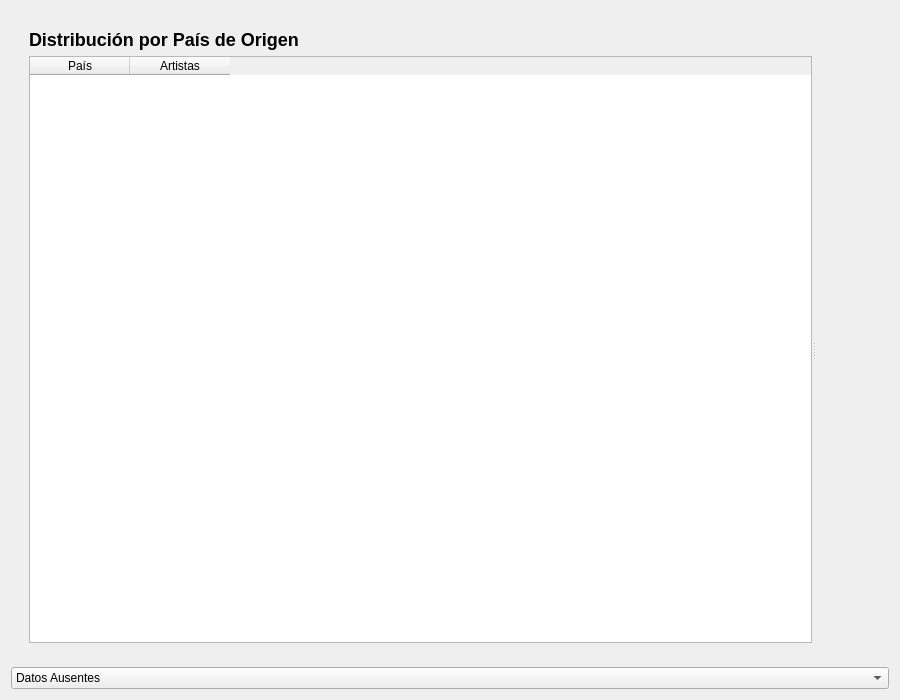
Old version of the form ui/stats/stats_module.ui in the repository volteret4/mfuz.
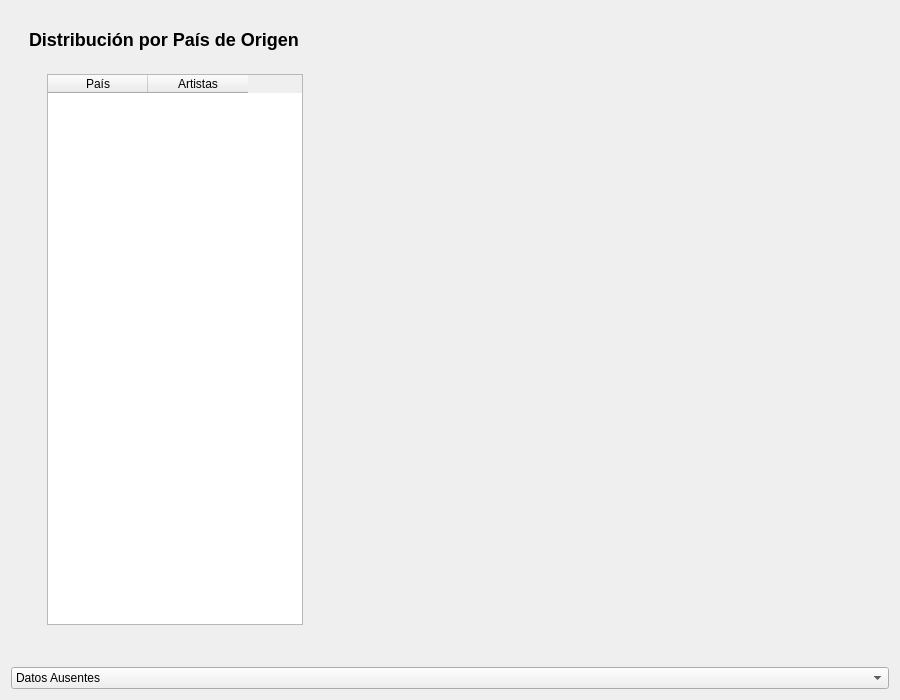
New version of the form. The open tabs and pages were chosen to show the change.

Commit message: ESTADISTICAS añadida division por paises y artistas

```diff
--- a/ui/stats/stats_module.ui
+++ b/ui/stats/stats_module.ui
@@ -1218,14 +1218,19 @@
            </widget>
           </item>
           <item>
-           <widget class="QSplitter" name="splitter_countries">
-            <property name="orientation">
-             <enum>Qt::Orientation::Horizontal</enum>
-            </property>
-            <widget class="QWidget" name="widget_countries_table">
-             <layout class="QVBoxLayout" name="verticalLayout_countries_table">
+           <widget class="QWidget" name="widget_11" native="true">
+            <layout class="QHBoxLayout" name="horizontalLayout_11">
+             <item>
+              <widget class="QWidget" name="verticalLayout_countries_table" native="true">
+               <layout class="QVBoxLayout" name="verticalLayout_38">
               <item>
                <widget class="QTableWidget" name="table_countries">
+                  <property name="sizePolicy">
+                   <sizepolicy hsizetype="Fixed" vsizetype="Expanding">
+                    <horstretch>0</horstretch>
+                    <verstretch>0</verstretch>
+                   </sizepolicy>
+                  </property>
                 <column>
                  <property name="text">
                   <string>País</string>
@@ -1240,15 +1245,73 @@
               </item>
              </layout>
             </widget>
-            <widget class="QWidget" name="widget_countries_chart">
-             <layout class="QVBoxLayout" name="verticalLayout_countries_chart">
+             </item>
+             <item>
+              <widget class="QSplitter" name="splitter_countries">
+               <property name="sizePolicy">
+                <sizepolicy hsizetype="Fixed" vsizetype="Preferred">
+                 <horstretch>0</horstretch>
+                 <verstretch>0</verstretch>
+                </sizepolicy>
+               </property>
+               <property name="orientation">
+                <enum>Qt::Orientation::Horizontal</enum>
+               </property>
+              </widget>
+             </item>
+             <item>
+              <widget class="QWidget" name="widget_15" native="true">
+               <property name="sizePolicy">
+                <sizepolicy hsizetype="Expanding" vsizetype="Preferred">
+                 <horstretch>0</horstretch>
+                 <verstretch>0</verstretch>
+                </sizepolicy>
+               </property>
+               <layout class="QHBoxLayout" name="horizontalLayout_12">
+                <item>
+                 <widget class="QStackedWidget" name="stackedWidget_countries">
+                  <property name="sizePolicy">
+                   <sizepolicy hsizetype="Expanding" vsizetype="Preferred">
+                    <horstretch>0</horstretch>
+                    <verstretch>0</verstretch>
+                   </sizepolicy>
+                  </property>
+                  <widget class="QWidget" name="verticalLayout_countries_chart">
+                   <property name="sizePolicy">
+                    <sizepolicy hsizetype="Expanding" vsizetype="Expanding">
+                     <horstretch>0</horstretch>
+                     <verstretch>0</verstretch>
+                    </sizepolicy>
+                   </property>
+                   <layout class="QVBoxLayout" name="verticalLayout_40">
               <item>
                <widget class="QWidget" name="chart_container_countries" native="true">
+                      <property name="sizePolicy">
+                       <sizepolicy hsizetype="Expanding" vsizetype="Expanding">
+                        <horstretch>0</horstretch>
+                        <verstretch>0</verstretch>
+                       </sizepolicy>
+                      </property>
                 <layout class="QVBoxLayout" name="verticalLayout_3"/>
                </widget>
               </item>
              </layout>
             </widget>
+                  <widget class="QWidget" name="chart_countries_artists">
+                   <property name="sizePolicy">
+                    <sizepolicy hsizetype="Expanding" vsizetype="Expanding">
+                     <horstretch>0</horstretch>
+                     <verstretch>0</verstretch>
+                    </sizepolicy>
+                   </property>
+                   <layout class="QVBoxLayout" name="verticalLayout_39"/>
+                  </widget>
+                 </widget>
+                </item>
+               </layout>
+              </widget>
+             </item>
+            </layout>
            </widget>
           </item>
          </layout>
```
Left out of the diff: 2 changed lines with no effect on the pictures. Lines whose indentation alone changed are shown as unchanged. The commit also changes 2 other files.
